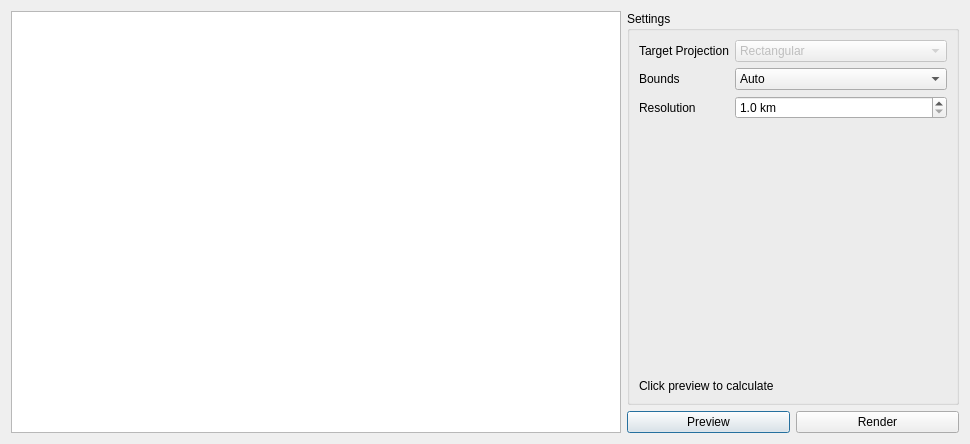
Qt form src/qt/projectdialog.ui (Xerbo/LeanHRPT-Decode) before a commit.
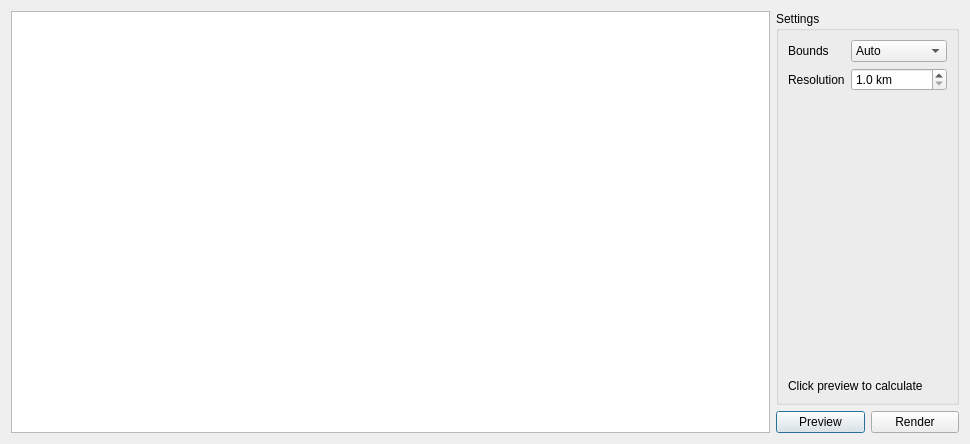
The same form after that commit. Icons and pictures are not drawn.

Commit message: Remove "Target Projection"

```diff
--- a/src/qt/projectdialog.ui
+++ b/src/qt/projectdialog.ui
@@ -36,58 +36,13 @@
        </property>
        <layout class="QFormLayout" name="formLayout">
         <item row="0" column="0">
-         <widget class="QLabel" name="targetProjectionLabel">
-          <property name="text">
-           <string>Target Projection</string>
-          </property>
-         </widget>
-        </item>
-        <item row="0" column="1">
-         <widget class="QComboBox" name="targetProjection">
-          <property name="enabled">
-           <bool>false</bool>
-          </property>
-          <property name="sizePolicy">
-           <sizepolicy hsizetype="Expanding" vsizetype="Fixed">
-            <horstretch>0</horstretch>
-            <verstretch>0</verstretch>
-           </sizepolicy>
-          </property>
-          <item>
-           <property name="text">
-            <string>Rectangular</string>
-           </property>
-          </item>
-          <item>
-           <property name="text">
-            <string>Mercator</string>
-           </property>
-          </item>
-          <item>
-           <property name="text">
-            <string>Mollweide</string>
-           </property>
-          </item>
-          <item>
-           <property name="text">
-            <string>North Pole Azimuthal Equidistant</string>
-           </property>
-          </item>
-          <item>
-           <property name="text">
-            <string>South Pole Azimuthal Equidistant</string>
-           </property>
-          </item>
-         </widget>
-        </item>
-        <item row="1" column="0">
          <widget class="QLabel" name="boundsLabel">
           <property name="text">
            <string>Bounds</string>
           </property>
          </widget>
         </item>
-        <item row="1" column="1">
+        <item row="0" column="1">
          <widget class="QComboBox" name="bounds">
           <property name="sizePolicy">
            <sizepolicy hsizetype="Expanding" vsizetype="Fixed">
@@ -107,15 +62,21 @@
           </item>
          </widget>
         </item>
-        <item row="2" column="0">
+        <item row="1" column="0">
          <widget class="QLabel" name="resolutionLabel">
           <property name="text">
            <string>Resolution</string>
           </property>
          </widget>
         </item>
-        <item row="2" column="1">
+        <item row="1" column="1">
          <widget class="QDoubleSpinBox" name="resolution">
+          <property name="sizePolicy">
+           <sizepolicy hsizetype="Expanding" vsizetype="Fixed">
+            <horstretch>0</horstretch>
+            <verstretch>0</verstretch>
+           </sizepolicy>
+          </property>
           <property name="suffix">
            <string> km</string>
           </property>
@@ -130,7 +91,7 @@
           </property>
          </widget>
         </item>
-        <item row="3" column="0">
+        <item row="2" column="0">
          <spacer name="verticalSpacer">
           <property name="orientation">
            <enum>Qt::Vertical</enum>
@@ -143,7 +104,7 @@
           </property>
          </spacer>
         </item>
-        <item row="4" column="0" colspan="2">
+        <item row="3" column="0" colspan="2">
          <widget class="QLabel" name="details">
           <property name="text">
            <string>Click preview to calculate</string>
```
